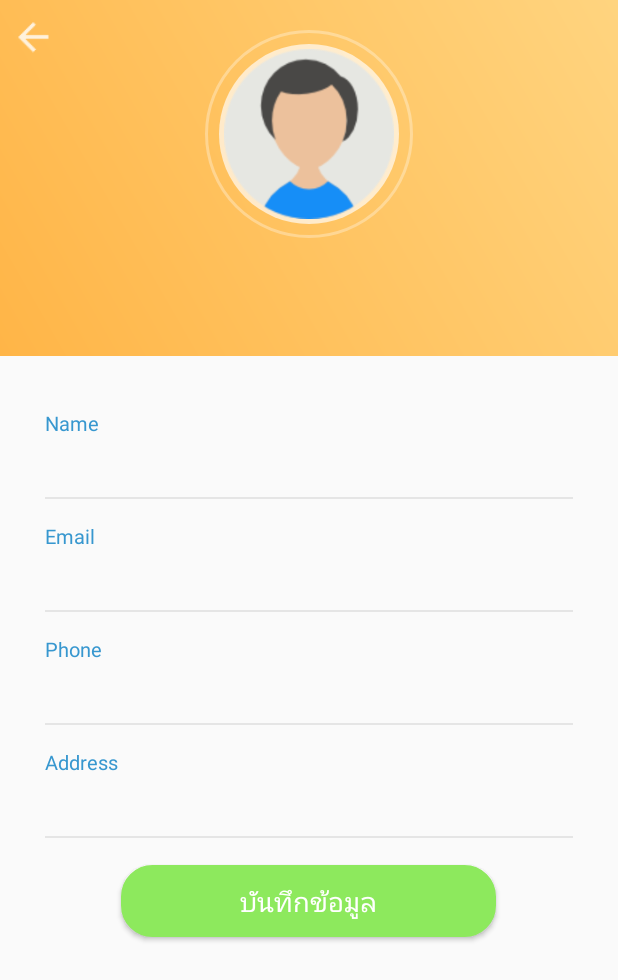
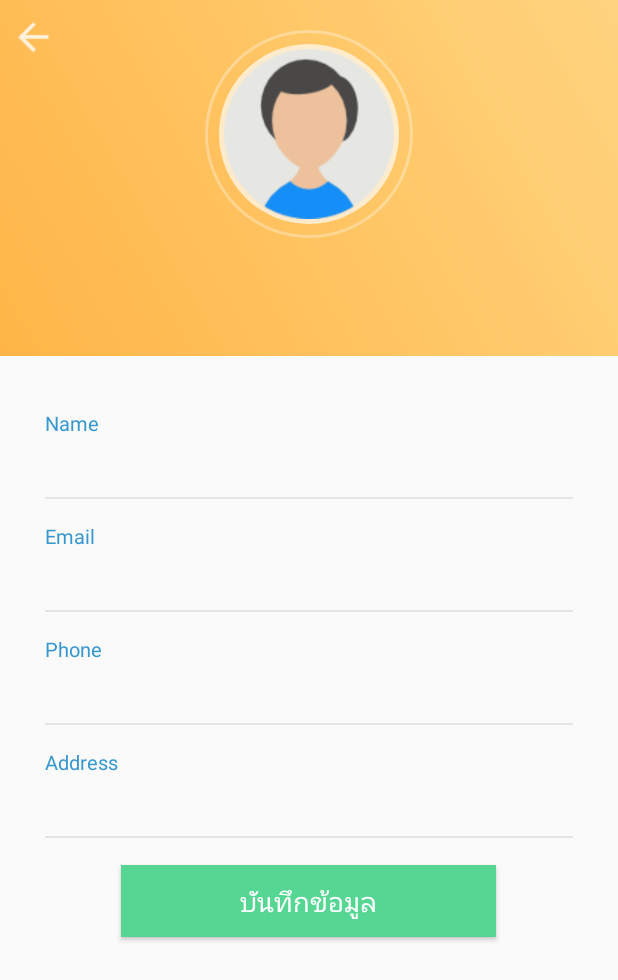
Before and after one commit to sumrid/Multioder, an Android app: the screen it shows after launch once a user with an empty profile is signed in (ProfileActivity), in the side drawer, after a tap on "แก้ไขข้อมูลส่วนตัว", on a phone screen of 412 x 824 dp. Shown: the top 980 px of the screen. Run offline under Robolectric (Android 15) with nearby library versions, the phone set to English and light mode, and no system bars; our stand-ins replace Firebase (no records; nobody signed in at launch, a user with empty details on screens opened directly), Picasso; pictures from the network do not load; Roboto replaces fonts that are not available here.

Commit message:
ใส่ scrollview ปรับ layout บางหน้า

```diff
--- a/app/src/main/java/com/g05/itkmitl/multioder/CartFragment.java
+++ b/app/src/main/java/com/g05/itkmitl/multioder/CartFragment.java
@@ -68,6 +68,8 @@ public class CartFragment extends Fragment {
     public void onActivityCreated(@Nullable Bundle savedInstanceState) {
         super.onActivityCreated(savedInstanceState);
 
+
+        getActivity().setTitle("ตะกร้า");
 
         swipeListView = getView().findViewById(R.id.cart_listView);
 
--- a/app/src/main/java/com/g05/itkmitl/multioder/restaurant/RestaurantFragment.java
+++ b/app/src/main/java/com/g05/itkmitl/multioder/restaurant/RestaurantFragment.java
@@ -44,6 +44,11 @@ public class RestaurantFragment extends Fragment {
         // Required empty public constructor
     }
 
+    @Override
+    public void onResume() {
+        super.onResume();
+        getActivity().setTitle("รายชื่อร้านค้า");
+    }
 
     @Override
     public View onCreateView(LayoutInflater inflater, ViewGroup container,
--- a/app/src/main/res/layout/activity_profile.xml
+++ b/app/src/main/res/layout/activity_profile.xml
@@ -1,10 +1,15 @@
 <?xml version="1.0" encoding="utf-8"?>
-<RelativeLayout xmlns:android="http://schemas.android.com/apk/res/android"
+<ScrollView xmlns:android="http://schemas.android.com/apk/res/android"
     xmlns:app="http://schemas.android.com/apk/res-auto"
     xmlns:tools="http://schemas.android.com/tools"
     android:layout_width="match_parent"
     android:layout_height="match_parent"
     tools:context=".ProfileActivity">
+
+
+    <RelativeLayout
+        android:layout_width="match_parent"
+        android:layout_height="match_parent">
 
         <RelativeLayout
             android:id="@+id/rellay1"
@@ -204,7 +209,7 @@
                         android:layout_gravity="center_horizontal"
                         android:layout_marginTop="18dp"
                         android:layout_marginBottom="16dp"
-                    android:background="@drawable/bg_btn_saveprofile"
+                        android:background="#56d693"
                         android:clickable="true"
                         android:padding="10dp"
                         android:text="บันทึกข้อมูล"
@@ -223,3 +228,5 @@
         </RelativeLayout>
 
     </RelativeLayout>
+
+</ScrollView>
```
Also changed, not shown: app/src/main/java/com/g05/itkmitl/multioder/MainActivity.java (+18 -19 lines), app/src/main/res/layout/app_bar_main.xml (+10 -10 lines), app/src/main/res/layout/fragment_cart.xml (+10 -12 lines). Lines whose indentation alone changed are shown as unchanged.
